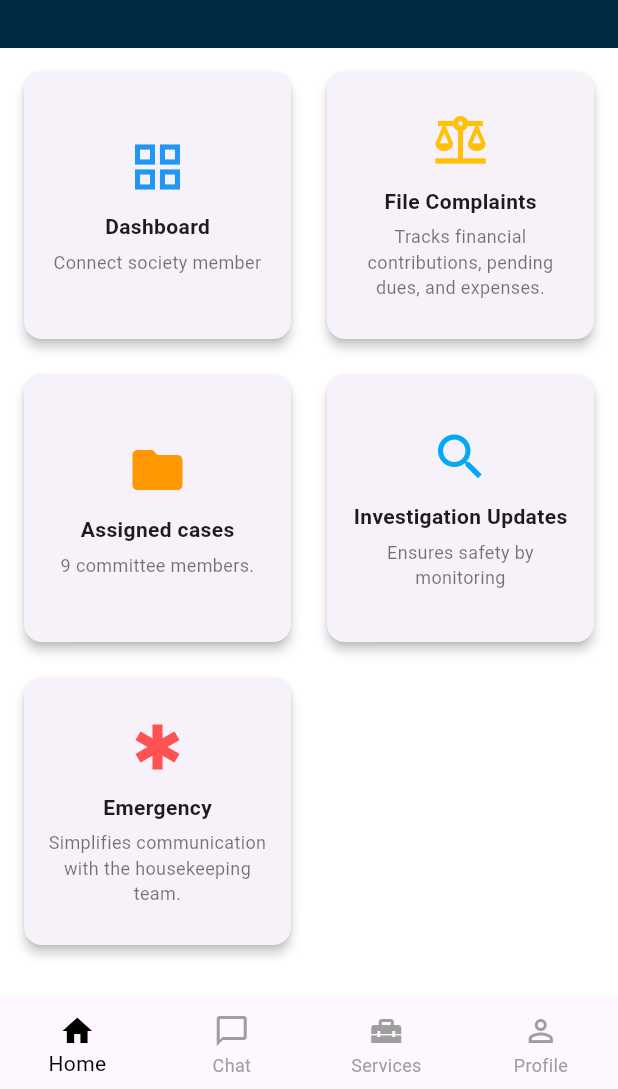
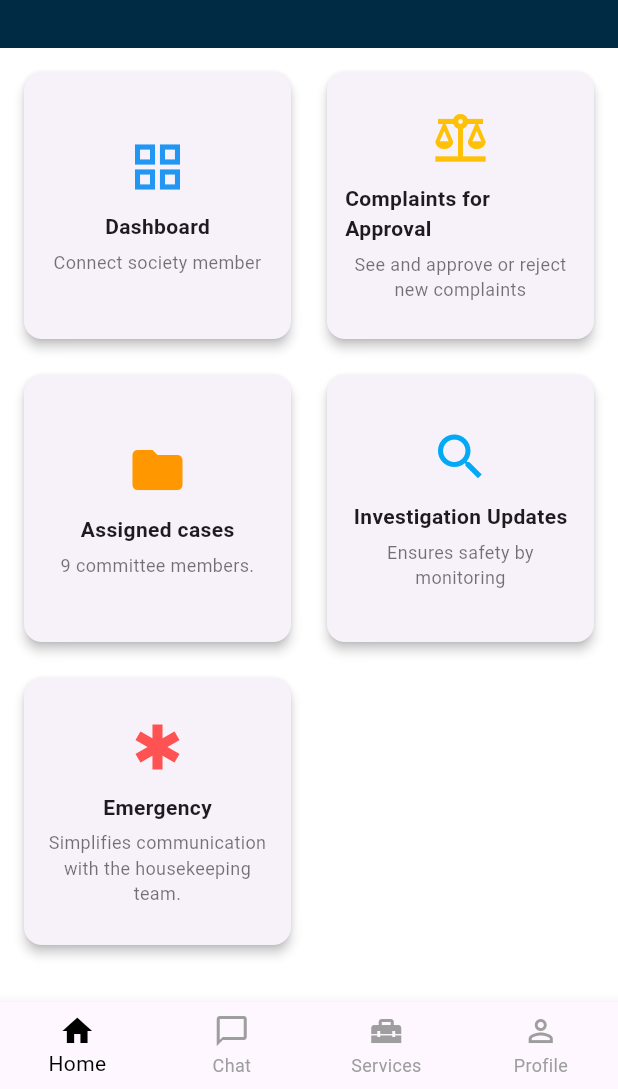
Before and after one commit to Aswaj-th/fyp, a Flutter app: the SIMenu screen opened by its route, on a phone screen of 412 x 824 dp, the part 147-1236 px from its top. Run offline on Flutter 3.47's test engine with Material 3 defaults, Android fonts, the phone set to English and light mode, and no system bars.

Commit message:
updated routing in si_menu and hc_assigned_cases

```diff
--- a/lib/main.dart
+++ b/lib/main.dart
@@ -24,7 +24,7 @@ class MyApp extends StatelessWidget {
       theme: ThemeData(primarySwatch: Colors.blue),
 
       // STARTING PAGE: you can change this to LoginScreen or a splash screen later
-      home: HCHomepage(), // Placeholder for routing test
+      home: SIMenu(), // Placeholder for routing test
 
       routes: {
         //auth pages
--- a/lib/pages/si_menu.dart
+++ b/lib/pages/si_menu.dart
@@ -7,30 +7,35 @@ class SIMenu extends StatelessWidget {
       'subtitle': 'Connect society member',
       'icon': Icons.grid_view,
       'iconColor': Colors.blue,
+      'path': '/si/dashboard',
     },
     {
-      'title': 'File Complaints',
-      'subtitle': 'Tracks financial contributions, pending dues, and expenses.',
+      'title': 'Complaints for Approval',
+      'subtitle': 'See and approve or reject new complaints',
       'icon': Icons.balance,
       'iconColor': Colors.amber,
+      'path': '/si/complaint-approval',
     },
     {
       'title': 'Assigned cases',
       'subtitle': '9 committee members.',
       'icon': Icons.folder,
       'iconColor': Colors.orange,
+      'path': '/si/assigned-cases',
     },
     {
       'title': 'Investigation Updates',
       'subtitle': 'Ensures safety by monitoring',
       'icon': Icons.search,
       'iconColor': Colors.lightBlue,
+      'path': '',
     },
     {
       'title': 'Emergency',
       'subtitle': 'Simplifies communication with the housekeeping team.',
       'icon': Icons.emergency,
       'iconColor': Colors.redAccent,
+      'path': '/sos',
     },
   ];
 
@@ -115,7 +120,22 @@ class SIMenu extends StatelessWidget {
           ),
           itemBuilder: (context, index) {
             final item = gridItems[index];
-            return Card(
+            final String path = item['path'] ?? '';
+
+            return InkWell(
+              onTap: () {
+                if (path.isNotEmpty) {
+                  Navigator.pushNamed(context, path);
+                } else {
+                  ScaffoldMessenger.of(context).showSnackBar(
+                    const SnackBar(
+                      content: Text('This feature is coming soon!'),
+                    ),
+                  );
+                }
+              },
+              borderRadius: BorderRadius.circular(12),
+              child: Card(
                 elevation: 3,
                 shape: RoundedRectangleBorder(
                   borderRadius: BorderRadius.circular(12),
@@ -141,6 +161,7 @@ class SIMenu extends StatelessWidget {
                         ),
                       ),
                     ],
+                  ),
                 ),
               ),
             );
```
Also changed, not shown: lib/pages/hc_assigned_cases.dart (+21 -1 lines). Lines whose indentation alone changed are shown as unchanged.
